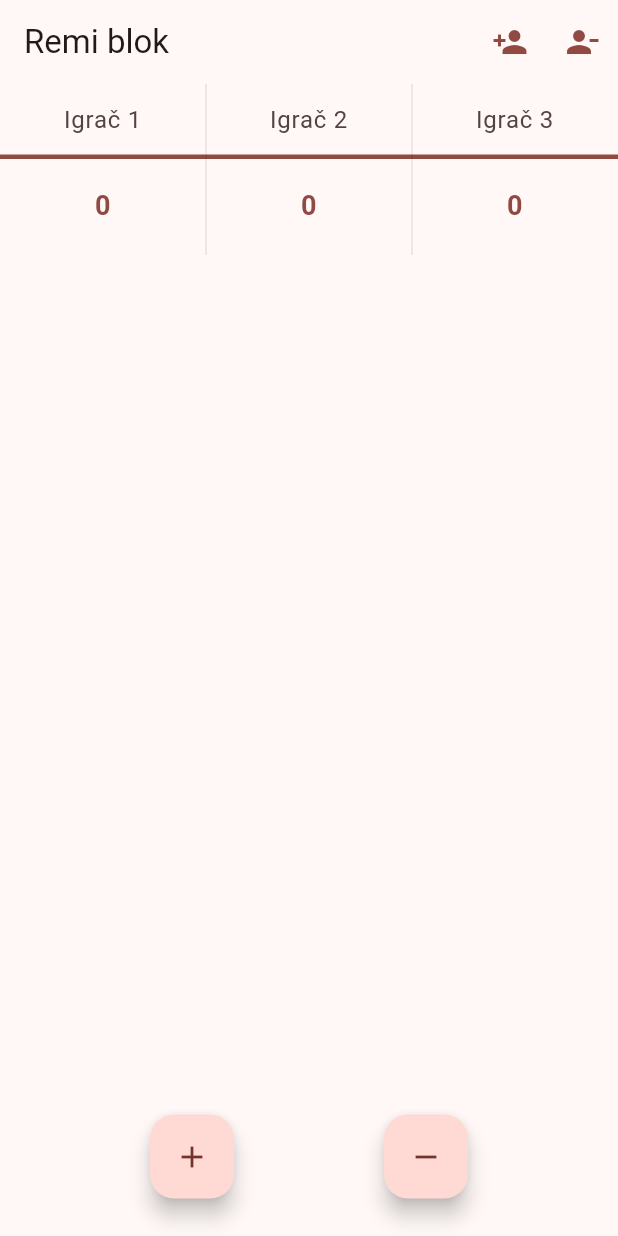
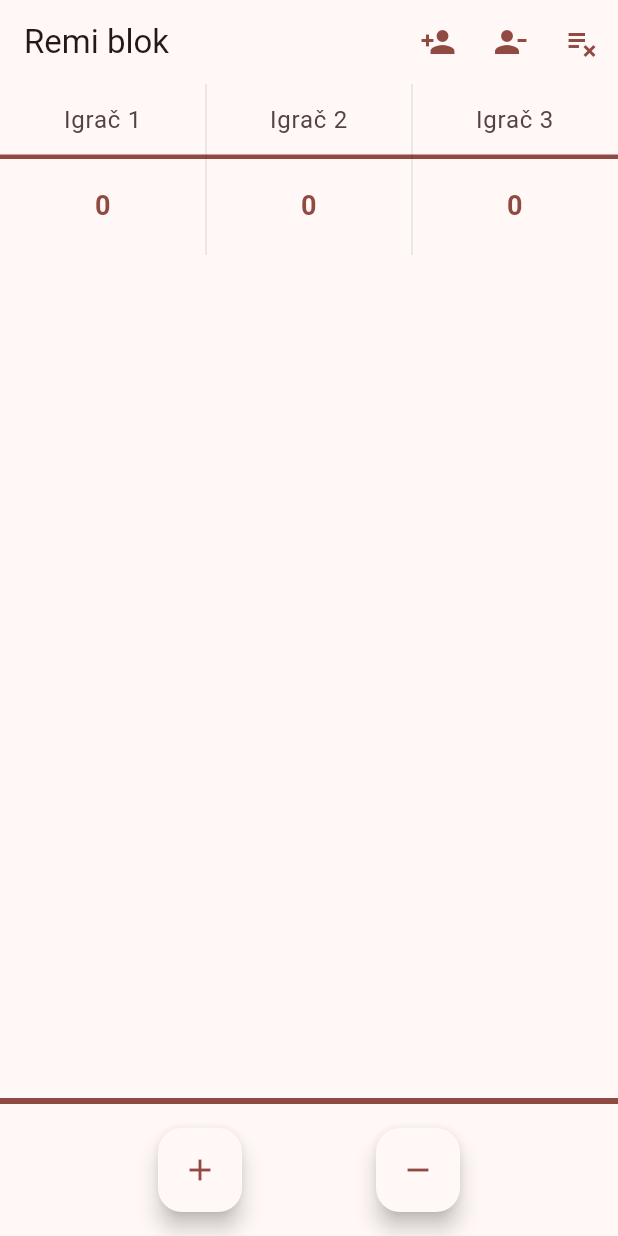
Before and after one commit to marincubela/remi-blok, a Flutter app: the screen it shows after launch, after a tap on the "person add" icon, on a phone screen of 412 x 824 dp. Run offline on Flutter 3.47's test engine with Material 3 defaults, Android fonts, the light colour scheme and no system bars.

Commit message:
Finish v3

```diff
--- a/lib/main.dart
+++ b/lib/main.dart
@@ -1,5 +1,6 @@
 import 'package:flutter/material.dart';
 import 'package:remi_blok/remi.dart';
+import 'package:remi_blok/remi_storage.dart';
 
 void main() {
   runApp(const MyApp());
@@ -17,7 +18,7 @@ class MyApp extends StatelessWidget {
         colorScheme: ColorScheme.fromSeed(seedColor: Colors.red),
         useMaterial3: true,
       ),
-      home: const RemiPage(title: 'Remi blok - Dobro došli!'),
+      home: RemiPage(title: 'Remi blok - Dobro došli!', storage: RemiStorage()),
     );
   }
 }
--- a/lib/remi.dart
+++ b/lib/remi.dart
@@ -1,55 +1,80 @@
 import 'package:flutter/material.dart';
 import 'package:remi_blok/keyboard.dart';
 import 'package:remi_blok/remi_repository.dart';
+import 'package:remi_blok/remi_storage.dart';
 
 class RemiPage extends StatefulWidget {
-  const RemiPage({super.key, required this.title});
+  const RemiPage({super.key, required this.title, required this.storage});
 
   final String title;
+  final RemiStorage storage;
 
   @override
   State<RemiPage> createState() => _RemiPageState();
 }
 
 class _RemiPageState extends State<RemiPage> {
-  RemiRepository repository = RemiRepository(['', '']);
+  RemiRepository repository = RemiRepository([]);
   final FocusNode _focus = FocusNode(); // 1) init _focus
   TextEditingController textController = TextEditingController();
   static const insideBorder = BorderSide(color: Colors.black, width: 0.1);
+
+  void _resetGame() {
+    setState(() {
+      repository = RemiRepository(['', '']);
+    });
+
+    widget.storage.writeRemi(repository);
+  }
 
   void _addPlayer() {
     setState(() {
       repository.addPlayer('');
     });
+
+    widget.storage.writeRemi(repository);
   }
 
   void _removePlayer() {
     setState(() {
       repository.removeLastPlayer();
     });
+
+    widget.storage.writeRemi(repository);
   }
 
   void _addRound() {
     setState(() {
       repository.addRound();
     });
+
+    widget.storage.writeRemi(repository);
   }
 
   void _removeRound() {
     setState(() {
       repository.removeLastRound();
     });
+
+    widget.storage.writeRemi(repository);
   }
 
   void _updatePlayerName(int index, String newName) {
     setState(() {
       repository.updatePlayerName(index, newName);
     });
+
+    widget.storage.writeRemi(repository);
   }
 
   @override
   void initState() {
     super.initState();
+    widget.storage.readRemi().then((value) {
+      setState(() {
+        repository = value;
+      });
+    });
     _focus.addListener(_onFocusChange); // 2) add listener to our focus
   }
 
@@ -72,7 +97,7 @@ class _RemiPageState extends State<RemiPage> {
     return Scaffold(
       appBar: AppBar(
         title: const Text('Remi blok'),
-        backgroundColor: Theme.of(context).colorScheme.background,
+        backgroundColor: Theme.of(context).colorScheme.surface,
         actions: [
           IconButton(
             icon: const Icon(Icons.person_add),
@@ -84,6 +109,13 @@ class _RemiPageState extends State<RemiPage> {
             icon: const Icon(Icons.person_remove),
             onPressed: _removePlayer,
             tooltip: 'Remove Player',
+            color: Theme.of(context).colorScheme.primary,
+          ),
+          IconButton(
+            icon: const Icon(Icons.playlist_remove
+            ),
+            onPressed: _resetGame,
+            tooltip: 'Reset game',
             color: Theme.of(context).colorScheme.primary,
           ),
         ],
@@ -111,21 +143,35 @@ class _RemiPageState extends State<RemiPage> {
           ],
         ),
       ),
-      bottomNavigationBar: ButtonBar(
-        buttonPadding: const EdgeInsets.all(25),
+      bottomNavigationBar: Container(
+        decoration: BoxDecoration(
+          border: Border(
+            top: BorderSide(color: Theme.of(context).colorScheme.primary,
+            width: 4)
+            )
+          ),
+        child: Padding(
+          padding: const EdgeInsets.all(16.0),
+          child: OverflowBar(
             alignment: MainAxisAlignment.spaceEvenly,
             children: [
               FloatingActionButton(
+                backgroundColor: Theme.of(context).colorScheme.surface,
                 onPressed: _addRound,
                 tooltip: 'Add Round',
-            child: const Icon(Icons.add),
+                child: Icon(Icons.add,
+                   color: Theme.of(context).colorScheme.primary),
               ),
               FloatingActionButton(
+                backgroundColor: Theme.of(context).colorScheme.surface,
                 onPressed: _removeRound,
                 tooltip: 'Remove Round',
-            child: const Icon(Icons.remove),
+                child: Icon(Icons.remove,
+                   color: Theme.of(context).colorScheme.primary),
               ),
             ],
+          ),
+        ),
       ),
     );
   }
@@ -133,6 +179,10 @@ class _RemiPageState extends State<RemiPage> {
   List<TableRow> _buildTable() {
     List<TableRow> tableRows = [];
     var primary = Theme.of(context).colorScheme.primary;
+
+    if (repository.players.isEmpty) {
+      return tableRows;
+    }
 
     // Header row with player names
     tableRows.add(TableRow(
@@ -144,13 +194,20 @@ class _RemiPageState extends State<RemiPage> {
           var player = entry.value;
           return TableCell(
             child: TextFormField(
+              initialValue: repository.players[index].toString(),
               textAlign: TextAlign.center,
                 decoration: InputDecoration(
                 border: InputBorder.none,
                 hintText: 'Igrač ${index + 1}',
               ),
-              onChanged: (newValue) => _updatePlayerName(
-                  repository.players.indexOf(player), newValue),
+              // onChanged: (newValue) => _updatePlayerName(repository.players.indexOf(player), newValue),
+              onChanged : (newValue) {
+                setState(() {
+                    _updatePlayerName(repository.players.indexOf(player), newValue);
+
+                    widget.storage.writeRemi(repository);
+                  });
+              },
               onFieldSubmitted: (newValue) => _updatePlayerName(
                   repository.players.indexOf(player), newValue),
             ),
@@ -175,15 +232,19 @@ class _RemiPageState extends State<RemiPage> {
             var score = entry.value;
             return TableCell(
               child: TextFormField(
+                initialValue: repository.points[roundIndex][index] != 0
+                  ? repository.points[roundIndex][index].toString()
+                  : '',
                 onChanged: (newValue) {
                   setState(() {
                     repository.points[roundIndex][index] =
                         int.tryParse(newValue) ?? score;
+
+                    widget.storage.writeRemi(repository);
                   });
                 },
                 textAlign: TextAlign.center,
                 // controller: textController,
-                initialValue: '',
                 // focusNode: _focus, // 5) pass our focusNode to our textfield
                 // keyboardType: TextInputType.none,
                 keyboardType: TextInputType.numberWithOptions(signed: true),
@@ -191,6 +252,8 @@ class _RemiPageState extends State<RemiPage> {
                   setState(() {
                     repository.points[roundIndex][index] =
                         int.tryParse(newValue) ?? score;
+
+                    widget.storage.writeRemi(repository);
                   });
                 },
                 decoration: const InputDecoration(border: InputBorder.none),
--- a/lib/remi_repository.dart
+++ b/lib/remi_repository.dart
@@ -1,3 +1,5 @@
+
+
 class RemiRepository {
   RemiRepository(List<String> players) {
     for (String player in players) {
@@ -68,4 +70,25 @@ class RemiRepository {
       players[index] = newName;
     }
   }
+
+  Map<String, dynamic> toJson() =>  {
+    'players': players,
+    'points': points
+  };
+
+  static List<List<int>> parsePoints(dynamic json) {
+    List<dynamic> firstList = json as List;
+
+    var secondList = firstList.map((e) {
+      var innerList = e as List;
+
+      return innerList.map((e) => e as int).toList();
+    }).toList();
+
+    return secondList;
+  }
+
+  RemiRepository.fromJson(Map<String, dynamic> json)
+    : players = List<String>.from(json['players'] as List),
+      points = parsePoints(json['points']);
 }
--- /dev/null
+++ b/lib/remi_storage.dart
@@ -0,0 +1,42 @@
+import 'dart:convert';
+import 'dart:io';
+
+import 'package:path_provider/path_provider.dart';
+import 'package:remi_blok/remi_repository.dart';
+
+class RemiStorage {
+  Future<String> get _localPath async {
+    final directory = await getApplicationDocumentsDirectory();
+
+    return directory.path;
+  }
+
+  Future<File> get _localFile async {
+    final path = await _localPath;
+    return File('$path/Remi_blok.txt');
+  }
+
+  Future<RemiRepository> readRemi() async {
+    try {
+      final file = await _localFile;
+
+      // Read the file
+      final contents = await file.readAsString();
+
+      final json = jsonDecode(contents) as Map<String, dynamic>;
+
+      var repository = RemiRepository.fromJson(json);
+
+      return repository;
+    } catch (e) {
+      return RemiRepository(["", ""]);
+    }
+  }
+
+  Future<File> writeRemi(RemiRepository repository) async {
+    final file = await _localFile;
+
+    // Write the file
+    return file.writeAsString(jsonEncode(repository));
+  }
+}
--- a/pubspec.yaml
+++ b/pubspec.yaml
@@ -16,7 +16,7 @@ publish_to: 'none' # Remove this line if you wish to publish to pub.dev
 # https://developer.apple.com/library/archive/documentation/General/Reference/InfoPlistKeyReference/Articles/CoreFoundationKeys.html
 # In Windows, build-name is used as the major, minor, and patch parts
 # of the product and file versions while build-number is used as the build suffix.
-version: 1.0.0+2
+version: 1.0.0+3
 
 environment:
   sdk: '>=3.3.1 <4.0.0'
@@ -35,6 +35,7 @@ dependencies:
   # The following adds the Cupertino Icons font to your application.
   # Use with the CupertinoIcons class for iOS style icons.
   cupertino_icons: ^1.0.6
+  path_provider: ^2.1.5
 
 dev_dependencies:
   flutter_test:
```
Also changed, not shown: pubspec.lock, 1 other file. Lines whose indentation alone changed are shown as unchanged.
